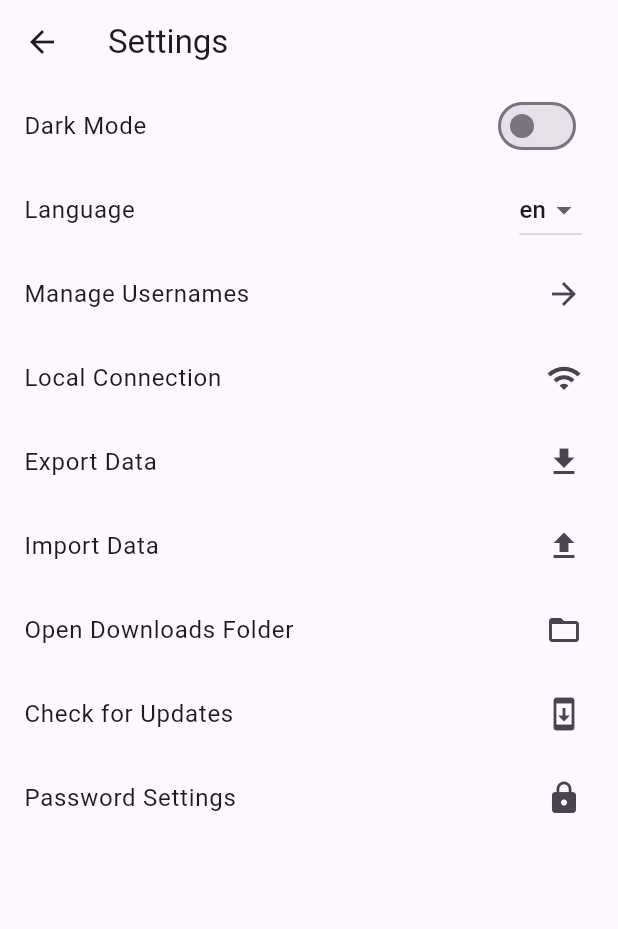
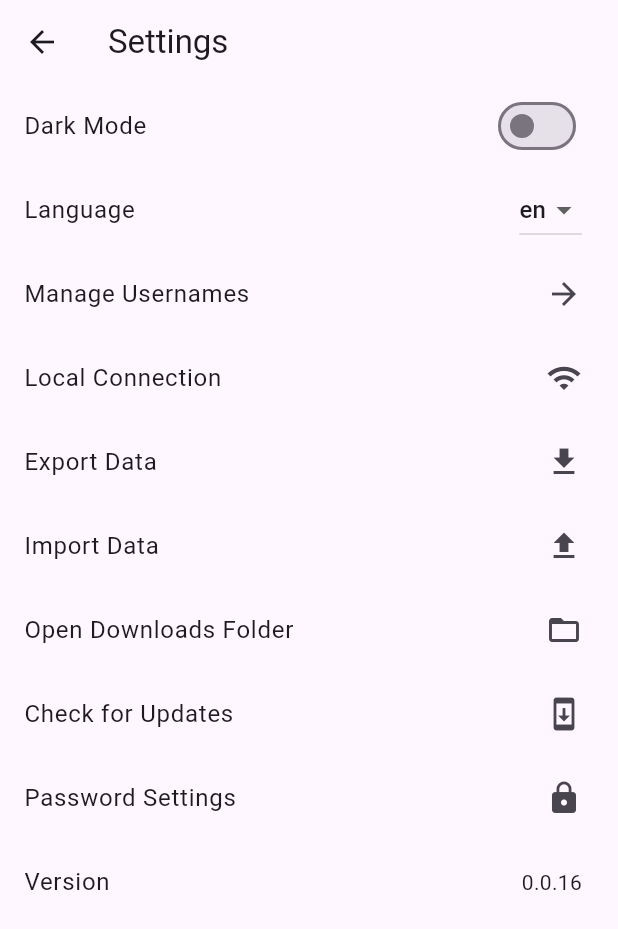
Before and after one commit to rodolfo-verde/MyPassPlus, a Flutter app: the screen it shows after launch, after a tap on the "settings" icon, on a phone screen of 412 x 824 dp. Shown: the top 929 px of the screen. Run offline on Flutter 3.47's test engine with Material 3 defaults, Android fonts, the phone set to English and light mode, and no system bars; our stand-ins replace csv, device_info_plus, file_picker, flutter_secure_storage, local_auth, package_info_plus and 1 more; missing offline and left inert: bitsdojo_window, downloadsfolder, encrypt, window_manager; generated files the repository leaves out were written again.

Commit message:
added version display to settings screen and updated localization files

```diff
--- a/lib/l10n/intl_en.arb
+++ b/lib/l10n/intl_en.arb
@@ -131,5 +131,6 @@
         "type": "String"
       }
     }
-  }
+  },
+  "version": "Version"
 }
--- a/lib/l10n/intl_es.arb
+++ b/lib/l10n/intl_es.arb
@@ -131,5 +131,6 @@
         "type": "String"
       }
     }
-  }
+  },
+  "version": "Versión"
 }
--- a/lib/settings_screen.dart
+++ b/lib/settings_screen.dart
@@ -16,6 +16,7 @@ import 'password_settings_screen.dart'; // Import PasswordSettingsScreen
 import 'local_connection_screen.dart'; // Import LocalConnectionScreen
 import 'generated/l10n.dart'; // Import localization
 import 'package:url_launcher/url_launcher.dart';
+import 'package:package_info_plus/package_info_plus.dart';
 
 class SettingsScreen extends StatefulWidget {
   const SettingsScreen({super.key});
@@ -34,6 +35,7 @@ class _SettingsScreenState extends State<SettingsScreen> {
   bool _includeHeader = true;
   String? _selectedDirectoryPath;
   String _selectedLanguage = 'en';
+  PackageInfo? _packageInfo;
 
   static const String githubReleasesUrl =
       'https://github.com/rodolfo-verde/MyPassPlus/releases';
@@ -43,6 +45,7 @@ class _SettingsScreenState extends State<SettingsScreen> {
     super.initState();
     _loadPreferences();
     _loadLanguagePreference();
+    _initPackageInfo();
   }
 
   Future<void> _loadPreferences() async {
@@ -172,6 +175,13 @@ class _SettingsScreenState extends State<SettingsScreen> {
     if (!await launchUrl(url)) {
       UIHelper.showSnackBar(S.current.failedToOpenUrl);
     }
+  }
+
+  Future<void> _initPackageInfo() async {
+    final info = await PackageInfo.fromPlatform();
+    setState(() {
+      _packageInfo = info;
+    });
   }
 
   @override
@@ -324,6 +334,13 @@ class _SettingsScreenState extends State<SettingsScreen> {
                     MaterialPageRoute(builder: (_) => PasswordSettingsScreen()),
                   );
                 },
+              ),
+              ListTile(
+                title: Text(S.of(context).version),
+                trailing: Text(
+                  '${_packageInfo?.version ?? ''}',
+                  style: Theme.of(context).textTheme.bodyMedium,
+                ),
               ),
             ],
           ),
--- a/pubspec.yaml
+++ b/pubspec.yaml
@@ -49,6 +49,7 @@ dependencies:
   intl: ^0.19.0
   url_launcher: ^6.2.5
   device_info_plus: ^9.1.0
+  package_info_plus: ^8.1.1
 
   # The following adds the Cupertino Icons font to your application.
   # Use with the CupertinoIcons class for iOS style icons.
```
